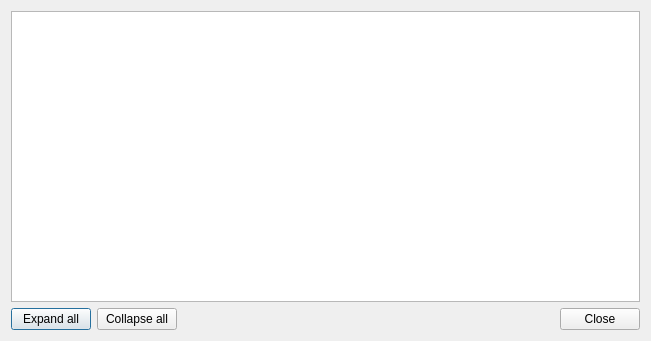
Above: src/cplus_plugin/ui/validation_inspector_dialog.ui from ConservationInternational/cplus-plugin before the change. Below: the same form after it.
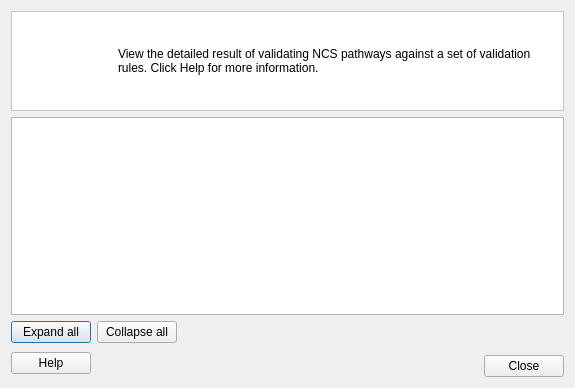
That is the form after the change.

Commit message: Update validation inspector UI.

What changed in the file:
```diff
--- a/src/cplus_plugin/ui/validation_inspector_dialog.ui
+++ b/src/cplus_plugin/ui/validation_inspector_dialog.ui
@@ -6,15 +6,80 @@
    <rect>
     <x>0</x>
     <y>0</y>
-    <width>651</width>
-    <height>341</height>
+    <width>575</width>
+    <height>388</height>
    </rect>
   </property>
   <property name="windowTitle">
    <string>Validation Inspector</string>
   </property>
   <layout class="QGridLayout" name="gridLayout">
-   <item row="0" column="0" colspan="3">
+   <item row="0" column="0" colspan="4">
+    <widget class="QFrame" name="frame">
+     <property name="sizePolicy">
+      <sizepolicy hsizetype="Preferred" vsizetype="Minimum">
+       <horstretch>0</horstretch>
+       <verstretch>0</verstretch>
+      </sizepolicy>
+     </property>
+     <property name="minimumSize">
+      <size>
+       <width>0</width>
+       <height>100</height>
+      </size>
+     </property>
+     <property name="maximumSize">
+      <size>
+       <width>16777215</width>
+       <height>100</height>
+      </size>
+     </property>
+     <property name="autoFillBackground">
+      <bool>false</bool>
+     </property>
+     <property name="styleSheet">
+      <string notr="true">background-color: rgb(255, 255, 255);</string>
+     </property>
+     <property name="frameShape">
+      <enum>QFrame::StyledPanel</enum>
+     </property>
+     <property name="frameShadow">
+      <enum>QFrame::Raised</enum>
+     </property>
+     <layout class="QHBoxLayout" name="horizontalLayout">
+      <item>
+       <widget class="QLabel" name="icon_la">
+        <property name="maximumSize">
+         <size>
+          <width>91</width>
+          <height>81</height>
+         </size>
+        </property>
+        <property name="text">
+         <string/>
+        </property>
+        <property name="scaledContents">
+         <bool>true</bool>
+        </property>
+       </widget>
+      </item>
+      <item>
+       <widget class="QLabel" name="label_123">
+        <property name="text">
+         <string>&lt;html&gt;&lt;head/&gt;&lt;body&gt;&lt;p&gt;View the detailed result of validating NCS pathways against a set of validation rules. Click Help for more information.&lt;/p&gt;&lt;/body&gt;&lt;/html&gt;</string>
+        </property>
+        <property name="wordWrap">
+         <bool>true</bool>
+        </property>
+        <property name="openExternalLinks">
+         <bool>true</bool>
+        </property>
+       </widget>
+      </item>
+     </layout>
+    </widget>
+   </item>
+   <item row="1" column="0" colspan="4">
     <widget class="QTreeWidget" name="tw_results">
      <property name="editTriggers">
       <set>QAbstractItemView::NoEditTriggers</set>
@@ -32,7 +97,7 @@
      </column>
     </widget>
    </item>
-   <item row="1" column="0">
+   <item row="2" column="0">
     <widget class="QPushButton" name="btn_expand">
      <property name="toolTip">
       <string>Expand all rule result items</string>
@@ -42,7 +107,7 @@
      </property>
     </widget>
    </item>
-   <item row="1" column="1">
+   <item row="2" column="1">
     <widget class="QPushButton" name="btn_collapse">
      <property name="toolTip">
       <string>Collapse all rule result items</string>
@@ -52,7 +117,40 @@
      </property>
     </widget>
    </item>
-   <item row="1" column="2">
+   <item row="2" column="2" colspan="2">
+    <spacer name="horizontalSpacer_2">
+     <property name="orientation">
+      <enum>Qt::Horizontal</enum>
+     </property>
+     <property name="sizeHint" stdset="0">
+      <size>
+       <width>392</width>
+       <height>20</height>
+      </size>
+     </property>
+    </spacer>
+   </item>
+   <item row="3" column="0" rowspan="2">
+    <widget class="QPushButton" name="btn_help">
+     <property name="text">
+      <string>Help</string>
+     </property>
+    </widget>
+   </item>
+   <item row="3" column="1" rowspan="2" colspan="3">
+    <spacer name="horizontalSpacer">
+     <property name="orientation">
+      <enum>Qt::Horizontal</enum>
+     </property>
+     <property name="sizeHint" stdset="0">
+      <size>
+       <width>473</width>
+       <height>20</height>
+      </size>
+     </property>
+    </spacer>
+   </item>
+   <item row="4" column="3">
     <widget class="QDialogButtonBox" name="buttonBox">
      <property name="orientation">
       <enum>Qt::Horizontal</enum>
```
The commit also changes 1 other file.
